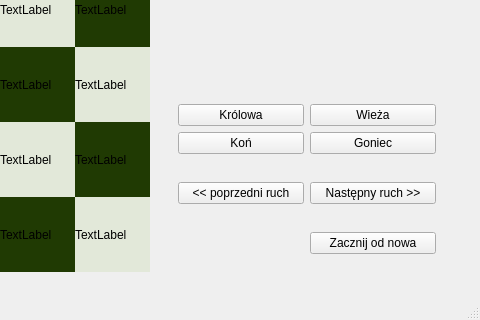
Old version of the form ChessAppQt/ChessAppQt.ui in the repository xDepcio/chess-cpp; both pictures show x 472 to 952 and y 371 to 691 of the 952 by 691 pixel window.
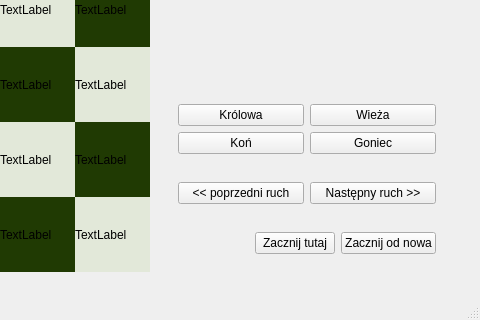
New version of the form. The open tabs and pages were chosen to show the change. Custom widgets are drawn as their Qt base class.

Commit message: added pissibility to start game from previous move

Patch:
```diff
--- a/ChessAppQt/ChessAppQt.ui
+++ b/ChessAppQt/ChessAppQt.ui
@@ -2319,6 +2319,13 @@
                 </property>
                </widget>
               </item>
+              <item>
+               <widget class="QPushButton" name="startFromNowBtn">
+                <property name="text">
+                 <string>Zacznij tutaj</string>
+                </property>
+               </widget>
+              </item>
               <item>
                <widget class="QPushButton" name="restartBtn">
                 <property name="text">
```
The commit also changes 5 other files.
